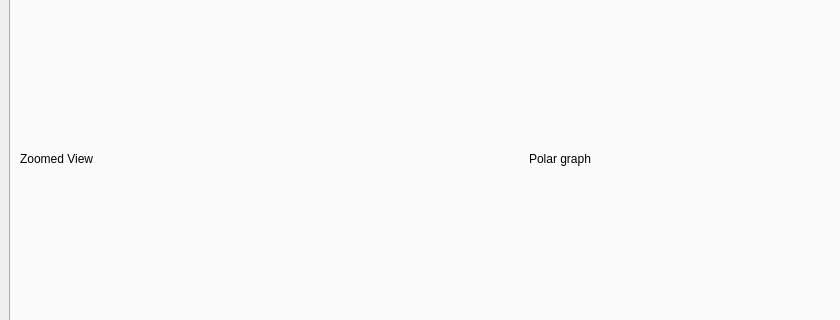
First picture: the form in qttracking/QtTracking/mainwindow.ui, repository pisgah-fogel/indi_experiments, before the edit; both pictures show x 0 to 840 and y 210 to 530 of the 1051 by 725 pixel window.
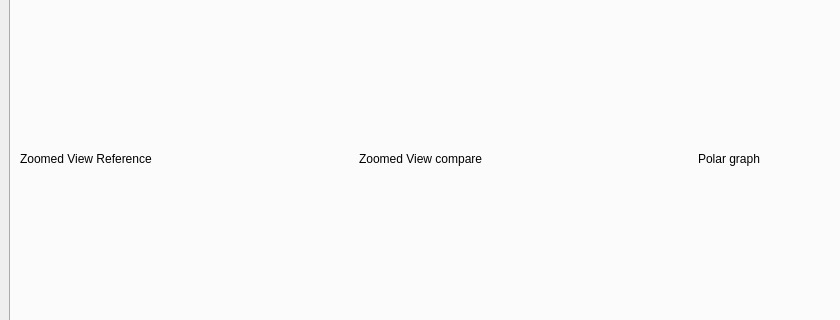
Second picture: the form after the edit.

Commit message: Debugging RGB FITS' slice display/open

Patch:
```diff
--- a/qttracking/QtTracking/mainwindow.ui
+++ b/qttracking/QtTracking/mainwindow.ui
@@ -110,7 +110,14 @@
             <item>
              <widget class="QLabel" name="zoomed">
               <property name="text">
-               <string>Zoomed View</string>
+               <string>Zoomed View Reference</string>
+              </property>
+             </widget>
+            </item>
+            <item>
+             <widget class="QLabel" name="zoomedcompare">
+              <property name="text">
+               <string>Zoomed View compare</string>
               </property>
              </widget>
             </item>
```
The commit also changes 1 other file.
